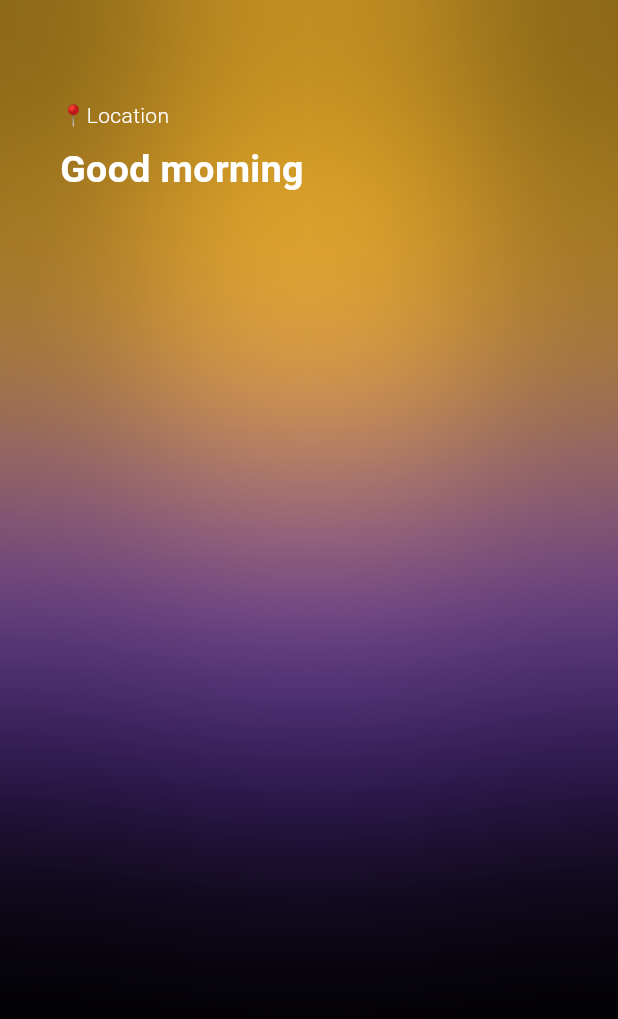
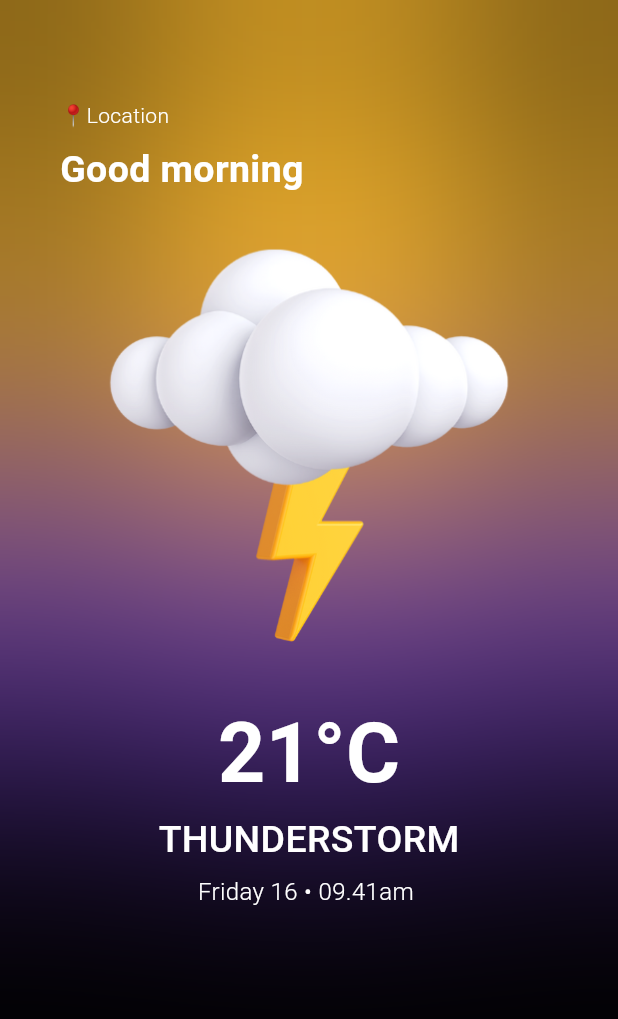
Before and after one commit to AndreeaMagda/weather_app, a Flutter app: the screen it shows after launch, on a phone screen of 412 x 824 dp. Shown: the top 1019 px of the screen. Run offline on Flutter 3.47's test engine with Material 3 defaults, Android fonts, the phone set to English and light mode, and no system bars; our stand-ins replace bloc, equatable.

Commit message:
Add weather information and image to home screen
This commit adds the weather information and image to the home screen. The weather information includes the temperature, weather condition, and date. The image represents the current weather condition.

```diff
--- a/lib/screens/home_screen.dart
+++ b/lib/screens/home_screen.dart
@@ -64,26 +64,57 @@ class HomeScreen extends StatelessWidget {
               SizedBox(
                 width: MediaQuery.of(context).size.width,
                 height: MediaQuery.of(context).size.height,
-                child: const Column(
+                child: Column(
                   crossAxisAlignment: CrossAxisAlignment.start,
                   children: [
-                    Text(
+                    const Text(
                       '📍Location',
                       style: TextStyle(
                         color: Colors.white,
                         fontWeight: FontWeight.w300,
                       ),
                     ),
-                    SizedBox(
+                    const SizedBox(
                       height: 8,
                     ),
-                    Text(
+                    const Text(
                       'Good morning',
                       style: TextStyle(
                           color: Colors.white,
                           fontSize: 25,
                           fontWeight: FontWeight.bold),
+                    ),
+                    Image.asset('assets/1.png'),
+                    const Center(
+                      child: Text(
+                        '21°C',
+                        style: TextStyle(
+                          color: Colors.white,
+                          fontSize: 55,
+                          fontWeight: FontWeight.w600,
+                        ),
+                      ),
+                    ),
+                    const Center(
+                      child: Text(
+                        'THUNDERSTORM',
+                        style:  TextStyle(
+                          color: Colors.white,
+                          fontSize: 25,
+                          fontWeight: FontWeight.w500,
+                        ),
+                      )
+                    ),
+                    const SizedBox(height: 5),
+                    const Center(
+                      child: Text('Friday 16 • 09.41am ',
+                       style:  TextStyle(
+                          color: Colors.white,
+                          fontSize: 16,
+                          fontWeight: FontWeight.w300,
+                        ),),
                     )
+
                   ],
                 ),
               )
--- a/pubspec.yaml
+++ b/pubspec.yaml
@@ -64,9 +64,8 @@ flutter:
   uses-material-design: true
 
   # To add assets to your application, add an assets section, like this:
-  # assets:
-  #   - images/a_dot_burr.jpeg
-  #   - images/a_dot_ham.jpeg
+  assets:
+    - assets/
 
   # An image asset can refer to one or more resolution-specific "variants", see
   # https://flutter.dev/assets-and-images/#resolution-aware
```
Also changed, not shown: assets/1.png (added), assets/11.png (added), assets/12.png (added), assets/13.png (added), assets/14.png (added), assets/2.png (added), assets/3.png (added), assets/4.png (added), assets/5.png (added), assets/6.png (added), assets/7.png (added), assets/8.png (added), assets/9.png (added).
